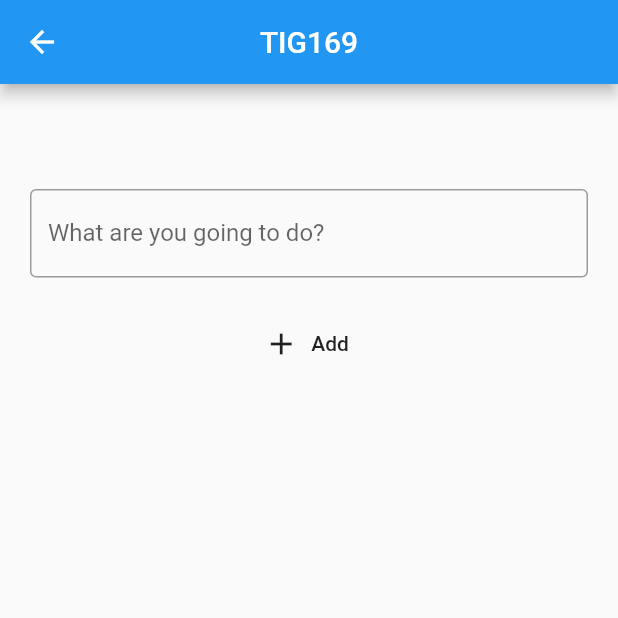
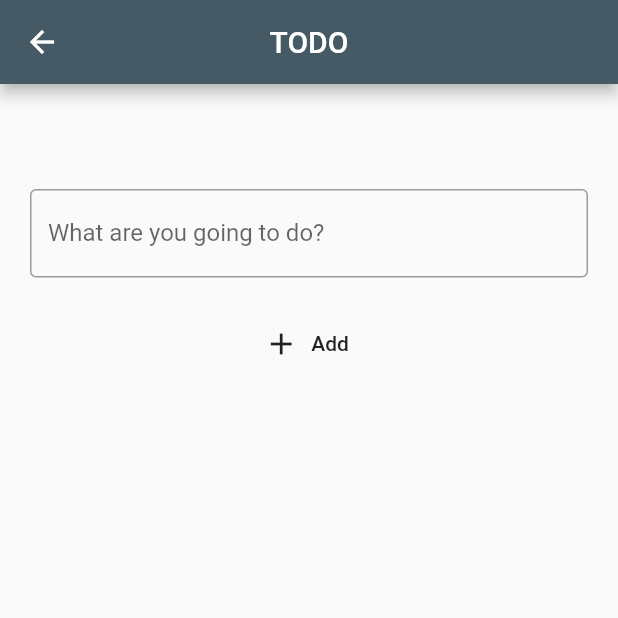
Before and after one commit to gu-tig169/gusbarreol, a Flutter app: the screen it shows after launch, after a tap on the "add" icon, on a phone screen of 412 x 824 dp, the top half of it. Run offline on Flutter 3.47's test engine with Material 2 defaults, Android fonts, the phone set to English and light mode, and no system bars; our stand-ins replace fluttertoast; missing offline and left inert: slide_digital_clock.

Commit message:
Steg2 färdig

```diff
--- a/lib/main.dart
+++ b/lib/main.dart
@@ -1,39 +1,85 @@
 import 'package:flutter/material.dart';
 import 'package:provider/provider.dart';
+import 'package:fluttertoast/fluttertoast.dart';
+import 'package:slide_digital_clock/slide_digital_clock.dart';
 
 import 'package:todo_list/secondPage.dart';
-import 'package:todo_list/todoObject.dart';
+import 'package:todo_list/Model.dart';
 
 void main() {
   runApp(Home());
 }
 
 //TODO
-//1. addtolist
-//2. filter
-//färdiga men hur integrera i state?
+//1. Fixa databasgrejerna
+
 class Home extends StatelessWidget {
-  //user input från secondPage. tas in via Homes konstruktor
-  final String userInput;
-  Home({Key key, this.userInput}) : super(key: key);
-
   @override
   Widget build(BuildContext context) {
     return MaterialApp(
+      theme: ThemeData(
+        appBarTheme: AppBarTheme(color: Color.fromRGBO(69, 90, 100, 1)),
+      ),
       home: ChangeNotifierProvider(
         create: (context) => Model(),
         builder: (context, child) => Scaffold(
           appBar: _myHomeAppBar(),
-          body: MyCustomListview(userInput: userInput),
+          body: Column(
+            children: [
+              _myDateContainer(),
+              Divider(height: 30),
+              Expanded(child: MyCustomListview()),
+            ],
+          ),
           floatingActionButton: _myHomeFloatingActionButton(),
         ),
       ),
     );
   }
 
+  Widget _myDateContainer() {
+    var date = new DateTime.now().toString();
+    var dateParse = DateTime.parse(date);
+
+    return SizedBox(
+      height: 150,
+      child: Container(
+          color: Colors.grey.shade300,
+          width: 1000000,
+          child: Column(
+            children: [
+              SizedBox(
+                height: 20,
+              ),
+              DigitalClock(
+                digitAnimationStyle: Curves.elasticOut,
+                areaDecoration: BoxDecoration(
+                  color: Colors.transparent,
+                ),
+                hourMinuteDigitTextStyle: TextStyle(
+                  color: Colors.blueGrey,
+                  fontSize: 50,
+                ),
+                showSecondsDigit: false,
+              ),
+              SizedBox(
+                height: 40,
+              ),
+              Align(
+                alignment: Alignment.bottomLeft,
+                child: Text(
+                  "Idag är det den ${dateParse.day} i ${dateParse.month}, ${dateParse.year}.",
+                  style: TextStyle(fontSize: 20, fontFamily: 'Raleway'),
+                ),
+              ),
+            ],
+          )),
+    );
+  }
+
   Widget _myHomeAppBar() {
     return AppBar(
-      title: Text("TIG169 TODO"),
+      title: Text("TODO"),
       centerTitle: true,
       actions: [
         MoreButton(),
@@ -44,11 +90,14 @@ class Home extends StatelessWidget {
   Widget _myHomeFloatingActionButton() {
     return Builder(
       builder: (context) => FloatingActionButton(
-        onPressed: () {
-          Navigator.push(
-            context,
-            MaterialPageRoute(builder: (context) => AddTaskPage()),
-          );
+        backgroundColor: Color.fromRGBO(69, 90, 100, 1),
+        onPressed: () async {
+          final userInput = await Navigator.push(
+              context, MaterialPageRoute(builder: (context) => AddTaskPage()));
+          //print("userInput i home(): $userInput");
+          //pushar på userInput på listan
+          Provider.of<Model>(context, listen: false)
+              .addUserInputToTodoList(userInput);
         },
         child: Icon(Icons.add),
       ),
@@ -70,6 +119,7 @@ class MoreButton extends StatelessWidget {
               onTap: () {
                 state.filter("all");
                 Navigator.pop(context);
+                _myFlutterToast("all");
               },
             ),
           ),
@@ -81,6 +131,7 @@ class MoreButton extends StatelessWidget {
                 //print("pressed done");
                 state.filter("done");
                 Navigator.pop(context);
+                _myFlutterToast("done");
               },
             ),
           ),
@@ -92,6 +143,7 @@ class MoreButton extends StatelessWidget {
                 //print("pressed undone");
                 state.filter("undone");
                 Navigator.pop(context);
+                _myFlutterToast("undone");
               },
             ),
           ),
@@ -99,123 +151,61 @@ class MoreButton extends StatelessWidget {
       ),
     );
   }
-}
 
-class Model extends ChangeNotifier {
-  bool value = false;
-  List dbArr = ["122", "2222", "3222", "apan", "sa", "inget", "112"];
-  List<TodoObject> todoList = new List();
-
-  filter(String input) {
-    List<TodoObject> backup = List.from(todoList);
-    if (input == "all") {
-      //print(input);
-      todoList = List.from(backup.toList());
-      notifyListeners();
-      print("done array: $todoList");
-    } else if (input == "done") {
-      Iterable<TodoObject> done = todoList.where((element) {
-        return element.state == true;
-      });
-      //todoList.clear();
-      todoList = List.from(done.toList());
-      notifyListeners();
-      print("done array: $done");
-    } else if (input == "undone") {
-      Iterable<TodoObject> undone = todoList.where((element) {
-        return element.state == false;
-      });
-      //todoList.clear();
-      todoList = List.from(undone.toList());
-      notifyListeners();
-      print("undone array: $undone");
+  _myFlutterToast(input) {
+    return Fluttertoast.showToast(
+      msg: "Showing $input",
+      toastLength: Toast.LENGTH_SHORT,
+      gravity: ToastGravity.BOTTOM,
+      backgroundColor: Colors.grey,
+      textColor: Colors.black,
+      fontSize: 16.0,
+    );
   }
 }
 
-  addUserInputToTodoList(input) {
-    if (input != null) {
-      TodoObject obj = new TodoObject(text: input, state: false);
-      todoList.add(obj);
-    } else {
-      print("TRIED TO ADD NULL TO TODOLIST");
-    }
-  }
-
-  getTitle(index, state) {
-    if (todoList[index].state == false) {
-      return Text(state.todoList[index].text);
-    } else if (todoList[index].state == true) {
-      return Text(state.todoList[index].text,
-          style: TextStyle(decoration: TextDecoration.lineThrough));
-    }
-  }
-
-//TODO
-//De här stör filtreringen
-//BUGG: Ibland? listan återskapas och läggs på den gamla var gång widgeten återskapas.
-//Skapar objekt av dbArr arrayen och lägger i todoList
-//Byts ut om db-integration?
-  createToTodoList() {
-    if (todoList.length != dbArr.length) {
-      for (var i = 0; i < dbArr.length; i++) {
-        var obj = new TodoObject(text: dbArr[i], state: false);
-        todoList.add(obj);
-      }
-    }
-  }
-
-  List get getTodoList {
-    createToTodoList();
-    return todoList;
-  }
-
-  void removeFromList(index) {
-    dbArr.removeAt(index);
-    todoList.removeAt(index);
-    notifyListeners();
-  }
-
-  void setValue(input, index) {
-    todoList[index].state = input;
-    notifyListeners();
-  }
-
-  bool getValue(index) {
-    return todoList[index].state;
-  }
-}
-
-//kalla på addUserInputToTodoList() någonstans?!
+//tar emot
 class MyCustomListview extends StatelessWidget {
-  final String userInput;
-  MyCustomListview({this.userInput});
   @override
   Widget build(BuildContext context) {
     return Consumer<Model>(
-      builder: (context, state, child) => ListView.builder(
+        builder: (context, state, child) =>
+            Provider.of<Model>(context, listen: false).todoListIsEmpty()
+                ? ListView.builder(
                     itemCount: state.getTodoList.length,
                     itemBuilder: (context, index) {
-          return Card(
-            margin: EdgeInsets.all(5.0),
+                      return Container(
+                        height: 80,
+                        child: Card(
+                          color: Color.fromRGBO(207, 216, 220, 0.8),
+                          margin: EdgeInsets.fromLTRB(40, 15, 40, 0),
+                          child: Center(
                             child: CheckboxListTile(
-              value: state.getValue(index),
-              title: state.getTitle(index, state),
+                              value: state.getValue(index, state.getTodoList),
+                              title: state.getTitle(index, state.getTodoList),
                               //on checkbox-press sätt index till true
                               onChanged: (bool newVal) {
-                state.setValue(newVal, index);
+                                state.setValue(
+                                    newVal, index, state.getTodoList);
                               },
                               controlAffinity: ListTileControlAffinity.leading,
                               secondary: IconButton(
                                 icon: Icon(Icons.close),
                                 //On x-press
                                 onPressed: () {
-                  state.removeFromList(index);
+                                  state.removeFromList(
+                                      index, state.getTodoList);
                                 },
+                              ),
+                            ),
                           ),
                         ),
                       );
                     },
-      ),
-    );
+                  )
+                : Center(
+                    child: Text(
+                        "Listan är tom :) \n\nLägg till med plusset i högra hörnet."),
+                  ));
   }
 }
--- a/lib/secondPage.dart
+++ b/lib/secondPage.dart
@@ -1,15 +1,33 @@
 import 'package:flutter/material.dart';
+import 'package:provider/provider.dart';
 
-import 'package:todo_list/main.dart';
+import 'package:todo_list/Model.dart';
 
 //hämtar data från textcontainer och skicka till testArr i main
 class AddTaskPage extends StatelessWidget {
+  final TextEditingController inputController = TextEditingController();
+
   @override
   Widget build(BuildContext context) {
-    TextEditingController inputController = TextEditingController();
-    return Scaffold(
-      appBar: _mySecondPageAppBar(),
-      body: Center(
+    return ChangeNotifierProvider(
+      create: (context) => Model(),
+      builder: (context, child) => Scaffold(
+        appBar: _mySecondPageAppBar(),
+        body: _mySecondPageBody(context),
+      ),
+    );
+  }
+
+  Widget _mySecondPageAppBar() {
+    return AppBar(
+      title: Text("TODO"),
+      centerTitle: true,
+    );
+  }
+
+  Widget _mySecondPageBody(context) {
+    return Consumer<Model>(
+      builder: (context, state, child) => Center(
         child: Container(
           padding: EdgeInsets.fromLTRB(20, 70, 20, 20),
           child: Column(
@@ -24,15 +42,8 @@ class AddTaskPage extends StatelessWidget {
               SizedBox(height: 20),
               FlatButton.icon(
                 onPressed: () {
-                  inputController
-                      .toString(); //<-- set toString här för att slippa bugg i main
-                  //print("inputController: " + inputController.text);
-
-                  Navigator.push(
-                      context,
-                      MaterialPageRoute(
-                          builder: (context) =>
-                              Home(userInput: inputController.text)));
+                  //Här ska poppas istället för pusha nytt objekt på stacken
+                  Navigator.pop(context, inputController.text);
                 },
                 icon: Icon(Icons.add),
                 label: Text("Add"),
@@ -43,11 +54,4 @@ class AddTaskPage extends StatelessWidget {
       ),
     );
   }
-
-  Widget _mySecondPageAppBar() {
-    return AppBar(
-      title: Text("TIG169"),
-      centerTitle: true,
-    );
-  }
 }
--- a/pubspec.yaml
+++ b/pubspec.yaml
@@ -29,6 +29,8 @@ dependencies:
   # Use with the CupertinoIcons class for iOS style icons.
   cupertino_icons: ^1.0.0
   provider: ^4.3.2+2
+  fluttertoast: ^7.1.1
+  slide_digital_clock: ^1.0.0
 
 dev_dependencies:
   flutter_test:
```
Also changed, not shown: lib/Model.dart (added, +107 -0 lines), pubspec.lock. Lines whose indentation alone changed are shown as unchanged.
